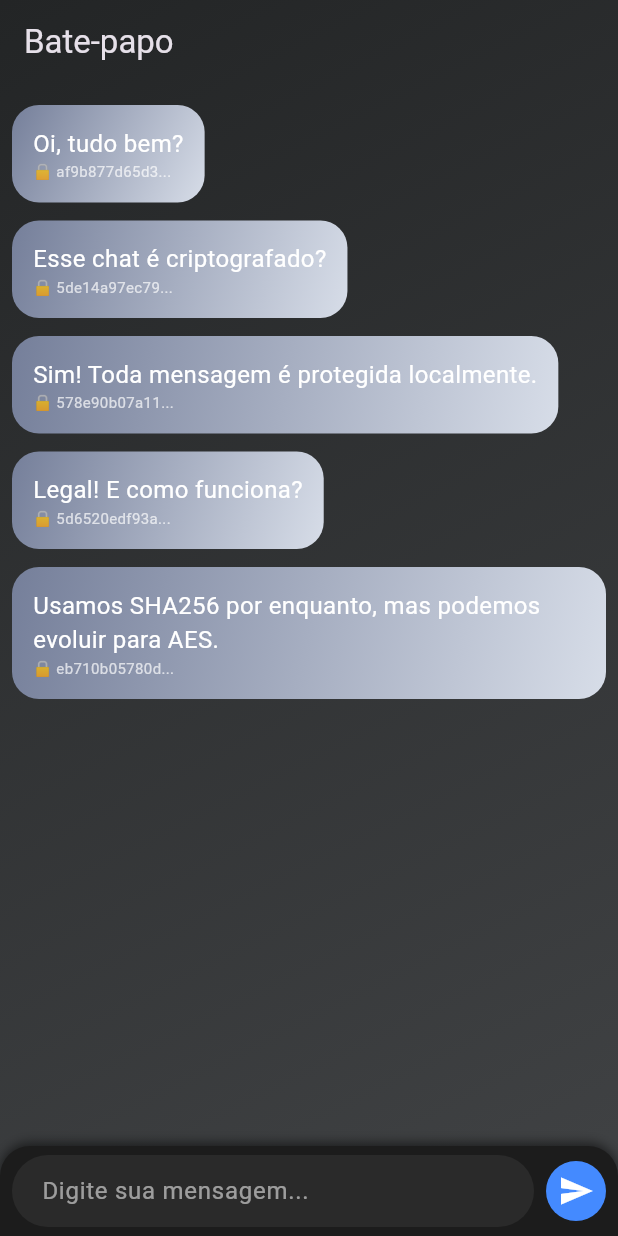
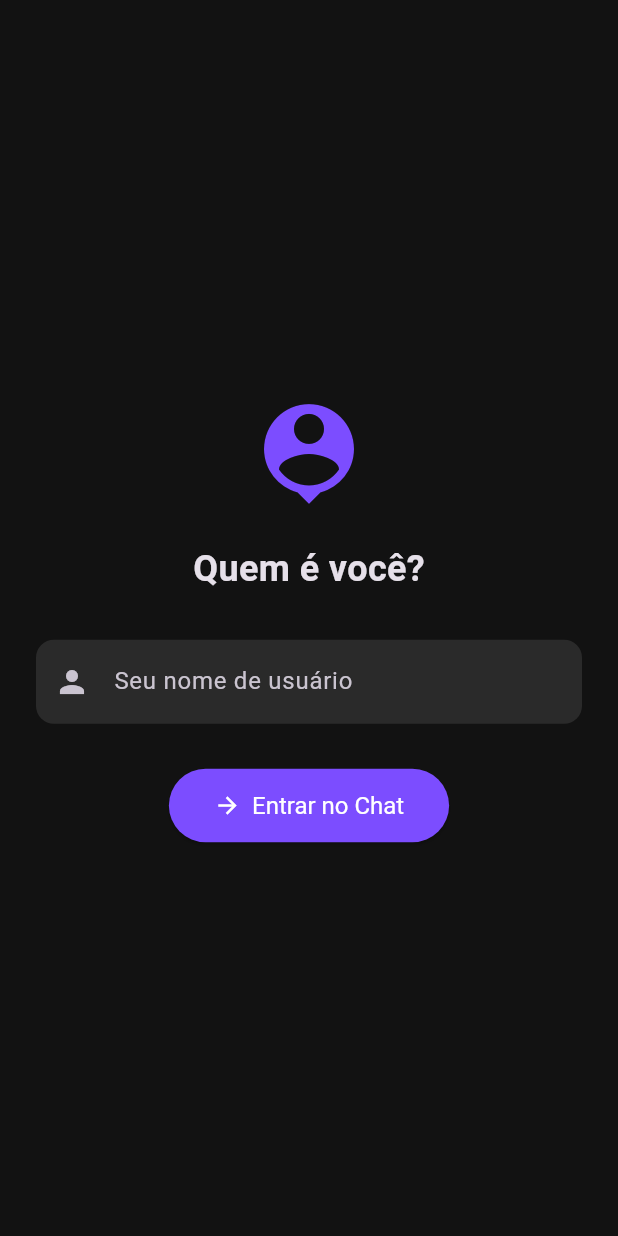
Before and after one commit to Breno2840/Mkwn29582, a Flutter app: the screen it shows after launch, on a phone screen of 412 x 824 dp. Run offline on Flutter 3.47's test engine with Material 3 defaults, Android fonts, the phone set to English and light mode, and no system bars; missing offline and left inert: encrypt.

Commit message:
Atualizar o main.dart

```diff
--- a/lib/main.dart
+++ b/lib/main.dart
@@ -1,32 +1,97 @@
 import 'dart:convert';
+import 'dart:async';
 import 'package:flutter/material.dart';
 import 'package:crypto/crypto.dart';
+import 'package:encrypt/encrypt.dart' as encrypt; // Usamos um alias para evitar conflitos
+
+// --- MODELOS DE DADOS ---
+
+// Representa uma única mensagem no chat
+class Message {
+  final String sender;
+  final String encryptedContent; // Armazenamos o conteúdo criptografado
+  final DateTime timestamp;
+
+  Message({
+    required this.sender,
+    required this.encryptedContent,
+    required this.timestamp,
+  });
+}
+
+// --- SERVIÇO DE CRIPTOGRAFIA ---
+
+// Classe responsável por criptografar e descriptografar as mensagens.
+// Em um app real, a chave seria gerenciada de forma muito mais segura.
+class EncryptionService {
+  // ATENÇÃO: A chave e o IV (Vetor de Inicialização) nunca devem ser fixos no código em um app de produção.
+  // Eles devem ser gerados de forma segura, derivados de uma senha do usuário ou negociados com um servidor.
+  // Para este exemplo local, estamos usando valores fixos.
+  static final _key = encrypt.Key.fromUtf8('my32lengthsupersecretnooneknows!'); // Chave de 32 bytes para AES-256
+  static final _iv = encrypt.IV.fromLength(16); // IV de 16 bytes para AES
+
+  static final _encrypter = encrypt.Encrypter(encrypt.AES(_key, mode: encrypt.AESMode.cbc));
+
+  // Criptografa um texto plano
+  static String encryptText(String plainText) {
+    final encrypted = _encrypter.encrypt(plainText, iv: _iv);
+    return encrypted.base64; // Retornamos a string em base64 para facilitar o armazenamento
+  }
+
+  // Descriptografa um texto em base64
+  static String decryptText(String encryptedBase64) {
+    try {
+      final decrypted = _encrypter.decrypt(encrypt.Encrypted.fromBase64(encryptedBase64), iv: _iv);
+      return decrypted;
+    } catch (e) {
+      // Se a descriptografia falhar (ex: chave errada, dados corrompidos), retorna um aviso.
+      return "Falha ao descriptografar a mensagem.";
+    }
+  }
+}
+
+
+// --- PONTO DE ENTRADA DA APLICAÇÃO ---
 
 void main() {
-  runApp(const MyApp());
+  runApp(const ChatApp());
 }
 
-class MyApp extends StatelessWidget {
-  const MyApp({super.key});
+class ChatApp extends StatelessWidget {
+  const ChatApp({super.key});
 
   @override
   Widget build(BuildContext context) {
     return MaterialApp(
-      debugShowCheckedModeBanner: false,
       title: 'Chat Criptografado',
-      theme: ThemeData.dark().copyWith(
-        scaffoldBackgroundColor: const Color(0xFF0D0D0D),
+      theme: ThemeData(
+        primarySwatch: Colors.deepPurple,
+        brightness: Brightness.dark,
+        scaffoldBackgroundColor: const Color(0xFF121212),
         appBarTheme: const AppBarTheme(
-          backgroundColor: Colors.transparent,
+          backgroundColor: Color(0xFF1F1F1F),
           elevation: 0,
         ),
+        cardColor: const Color(0xFF1E1E1E),
+        inputDecorationTheme: InputDecorationTheme(
+          filled: true,
+          fillColor: const Color(0xFF2A2A2A),
+          border: OutlineInputBorder(
+            borderRadius: BorderRadius.circular(12),
+            borderSide: BorderSide.none,
           ),
-      home: const SplashScreen(),
+        ),
+      ),
+      home: const SplashScreen(), // A aplicação começa na Splash Screen
+      debugShowCheckedModeBanner: false,
     );
   }
 }
 
-// ---------------- SPLASH ----------------
+
+// --- TELAS (SCREENS) ---
+
+// 1. Tela de Splash
 class SplashScreen extends StatefulWidget {
   const SplashScreen({super.key});
 
@@ -34,62 +99,127 @@ class SplashScreen extends StatefulWidget {
   State<SplashScreen> createState() => _SplashScreenState();
 }
 
-class _SplashScreenState extends State<SplashScreen>
-    with SingleTickerProviderStateMixin {
-  late AnimationController _controller;
-  late Animation<double> _fade;
-
+class _SplashScreenState extends State<SplashScreen> {
   @override
   void initState() {
     super.initState();
-    _controller =
-        AnimationController(vsync: this, duration: const Duration(seconds: 2));
-    _fade = Tween<double>(begin: 0, end: 1).animate(_controller);
-    _controller.forward();
-
-    Future.delayed(const Duration(seconds: 3), () {
-      Navigator.pushReplacement(
-        context,
-        MaterialPageRoute(builder: (_) => const ChatScreen()),
+    // Navega para a tela de login após 3 segundos
+    Timer(const Duration(seconds: 3), () {
+      if (mounted) {
+        Navigator.of(context).pushReplacement(
+          MaterialPageRoute(builder: (_) => const LoginScreen()),
         );
+      }
     });
   }
 
   @override
+  Widget build(BuildContext context) {
+    return Scaffold(
+      body: Center(
+        child: Column(
+          mainAxisAlignment: MainAxisAlignment.center,
+          children: [
+            const Icon(Icons.security, size: 100, color: Colors.deepPurpleAccent),
+            const SizedBox(height: 20),
+            const Text(
+              'Chat Seguro',
+              style: TextStyle(fontSize: 28, fontWeight: FontWeight.bold, color: Colors.white),
+            ),
+            const SizedBox(height: 10),
+            Padding(
+              padding: const EdgeInsets.symmetric(horizontal: 40.0),
+              child: Text(
+                'Suas conversas protegidas localmente.',
+                textAlign: TextAlign.center,
+                style: TextStyle(fontSize: 16, color: Colors.grey[400]),
+              ),
+            ),
+            const SizedBox(height: 40),
+            const CircularProgressIndicator(
+              valueColor: AlwaysStoppedAnimation<Color>(Colors.deepPurpleAccent),
+            ),
+          ],
+        ),
+      ),
+    );
+  }
+}
+
+// 2. Tela de Login
+class LoginScreen extends StatefulWidget {
+  const LoginScreen({super.key});
+
+  @override
+State<LoginScreen> createState() => _LoginScreenState();
+}
+
+class _LoginScreenState extends State<LoginScreen> {
+  final _nameController = TextEditingController();
+  final _formKey = GlobalKey<FormState>();
+
+  void _login() {
+    if (_formKey.currentState!.validate()) {
+      final username = _nameController.text.trim();
+      Navigator.of(context).pushReplacement(
+        MaterialPageRoute(
+          builder: (_) => ChatScreen(username: username),
+        ),
+      );
+    }
+  }
+
+  @override
   void dispose() {
-    _controller.dispose();
+    _nameController.dispose();
     super.dispose();
   }
 
   @override
   Widget build(BuildContext context) {
-    return Container(
-      decoration: const BoxDecoration(
-        gradient: LinearGradient(
-          colors: [Color(0xFF0F2027), Color(0xFF203A43), Color(0xFF2C5364)],
-          begin: Alignment.topLeft,
-          end: Alignment.bottomRight,
+    return Scaffold(
+      body: Center(
+        child: SingleChildScrollView(
+          padding: const EdgeInsets.all(24.0),
+          child: Form(
+            key: _formKey,
+            child: Column(
+              mainAxisAlignment: MainAxisAlignment.center,
+              children: [
+                const Icon(Icons.person_pin, size: 80, color: Colors.deepPurpleAccent),
+                const SizedBox(height: 20),
+                const Text(
+                  'Quem é você?',
+                  style: TextStyle(fontSize: 24, fontWeight: FontWeight.bold),
+                ),
+                const SizedBox(height: 30),
+                TextFormField(
+                  controller: _nameController,
+                  decoration: const InputDecoration(
+                    labelText: 'Seu nome de usuário',
+                    prefixIcon: Icon(Icons.person),
+                  ),
+                  validator: (value) {
+                    if (value == null || value.trim().isEmpty) {
+                      return 'Por favor, insira um nome.';
+                    }
+                    return null;
+                  },
+                  textInputAction: TextInputAction.done,
+                  onFieldSubmitted: (_) => _login(),
+                ),
+                const SizedBox(height: 30),
+                ElevatedButton.icon(
+                  onPressed: _login,
+                  icon: const Icon(Icons.arrow_forward),
+                  label: const Text('Entrar no Chat'),
+                  style: ElevatedButton.styleFrom(
+                    backgroundColor: Colors.deepPurpleAccent,
+                    foregroundColor: Colors.white,
+                    padding: const EdgeInsets.symmetric(horizontal: 30, vertical: 15),
+                    textStyle: const TextStyle(fontSize: 16),
                   ),
                 ),
-      child: Scaffold(
-        backgroundColor: Colors.transparent,
-        body: Center(
-          child: FadeTransition(
-            opacity: _fade,
-            child: Column(
-              mainAxisAlignment: MainAxisAlignment.center,
-              children: const [
-                Icon(Icons.lock_outline, size: 100, color: Colors.white),
-                SizedBox(height: 20),
-                Text(
-                  "Chat Seguro",
-                  style: TextStyle(
-                    fontSize: 32,
-                    fontWeight: FontWeight.bold,
-                    color: Colors.white,
-                    letterSpacing: 1.5,
-                  ),
-                )
               ],
             ),
           ),
@@ -99,106 +229,102 @@ class _SplashScreenState extends State<SplashScreen>
   }
 }
 
-// ---------------- CHAT ----------------
+
+// 3. Tela de Bate-papo
 class ChatScreen extends StatefulWidget {
-  const ChatScreen({super.key});
+  final String username;
+  const ChatScreen({super.key, required this.username});
 
   @override
   State<ChatScreen> createState() => _ChatScreenState();
 }
 
 class _ChatScreenState extends State<ChatScreen> {
-  final TextEditingController _controller = TextEditingController();
-  final List<_Message> _messages = [];
+  final _messageController = TextEditingController();
+  final _scrollController = ScrollController();
+  final List<Message> _messages = [];
 
-  @override
-  void initState() {
-    super.initState();
-    _loadFakeMessages();
+  void _sendMessage() {
+    final text = _messageController.text.trim();
+    if (text.isNotEmpty) {
+      // 1. Criptografa o texto antes de criar o objeto Message
+      final encryptedText = EncryptionService.encryptText(text);
+
+      setState(() {
+        _messages.add(Message(
+          sender: widget.username,
+          encryptedContent: encryptedText,
+          timestamp: DateTime.now(),
+        ));
+      });
+      _messageController.clear();
+
+      // Anima a lista para a última mensagem
+      Future.delayed(const Duration(milliseconds: 100), () {
+        if(_scrollController.hasClients){
+          _scrollController.animateTo(
+            _scrollController.position.maxScrollExtent,
+            duration: const Duration(milliseconds: 300),
+            curve: Curves.easeOut,
+          );
         }
-
-  void _loadFakeMessages() {
-    final fake = [
-      "Oi, tudo bem?",
-      "Esse chat é criptografado?",
-      "Sim! Toda mensagem é protegida localmente.",
-      "Legal! E como funciona?",
-      "Usamos SHA256 por enquanto, mas podemos evoluir para AES.",
-    ];
-    for (var text in fake) {
-      _messages.add(_Message(
-        original: text,
-        encrypted: _encryptMessage(text),
-      ));
+      });
     }
   }
 
-  String _encryptMessage(String text) {
-    final bytes = utf8.encode(text);
-    return sha256.convert(bytes).toString();
-  }
-
-  void _sendMessage() {
-    if (_controller.text.trim().isEmpty) return;
-    final encrypted = _encryptMessage(_controller.text.trim());
-    setState(() {
-      _messages.add(_Message(
-        original: _controller.text.trim(),
-        encrypted: encrypted,
-      ));
-    });
-    _controller.clear();
+  @override
+  void dispose() {
+    _messageController.dispose();
+    _scrollController.dispose();
+    super.dispose();
   }
 
   @override
 Widget build(BuildContext context) {
-    return Container(
-      decoration: const BoxDecoration(
-        gradient: LinearGradient(
-          colors: [Color(0xFF232526), Color(0xFF414345)],
-          begin: Alignment.topLeft,
-          end: Alignment.bottomRight,
+    return Scaffold(
+      appBar: AppBar(
+        title: Text('Chat como ${widget.username}'),
+        centerTitle: true,
       ),
-      ),
-      child: Scaffold(
-        backgroundColor: Colors.transparent,
-        appBar: AppBar(title: const Text("Bate-papo")),
       body: Column(
         children: [
           Expanded(
             child: ListView.builder(
-                padding: const EdgeInsets.all(8),
+              controller: _scrollController,
+              padding: const EdgeInsets.all(16.0),
               itemCount: _messages.length,
               itemBuilder: (context, index) {
-                  final msg = _messages[index];
-                  final isUser = index >= 5; // mensagens após as 5 primeiras
+                final message = _messages[index];
+                final isMe = message.sender == widget.username;
+
+                // 2. Descriptografa o conteúdo para exibição
+                final decryptedContent = EncryptionService.decryptText(message.encryptedContent);
+
                 return Align(
-                    alignment: isUser
-                        ? Alignment.centerRight
-                        : Alignment.centerLeft,
+                  alignment: isMe ? Alignment.centerRight : Alignment.centerLeft,
                   child: Container(
-                      margin: const EdgeInsets.symmetric(vertical: 6),
-                      padding: const EdgeInsets.all(14),
+                    margin: const EdgeInsets.symmetric(vertical: 5.0),
+                    padding: const EdgeInsets.symmetric(horizontal: 14.0, vertical: 10.0),
                     decoration: BoxDecoration(
-                        gradient: LinearGradient(
-                          colors: isUser
-                              ? [Color(0xFF56CCF2), Color(0xFF2F80ED)]
-                              : [Color(0xFF757F9A), Color(0xFFD7DDE8)],
-                          begin: Alignment.topLeft,
-                          end: Alignment.bottomRight,
-                        ),
-                        borderRadius: BorderRadius.circular(18),
+                      color: isMe ? Colors.deepPurple : const Color(0xFF3A3A3A),
+                      borderRadius: BorderRadius.circular(16),
                     ),
                     child: Column(
                       crossAxisAlignment: CrossAxisAlignment.start,
                       children: [
-                          Text(msg.original,
+                        if (!isMe)
+                          Text(
+                            message.sender,
                             style: const TextStyle(
-                                  fontSize: 16, color: Colors.white)),
+                              fontWeight: FontWeight.bold,
+                              color: Colors.deepPurpleAccent,
+                              fontSize: 12,
+                            ),
+                          ),
+                        if (!isMe) const SizedBox(height: 4),
                         Text(
-                            "🔒 ${msg.encrypted.substring(0, 12)}...",
-                            style: const TextStyle(
-                                fontSize: 10, color: Colors.white70),
+                          decryptedContent,
+                          style: const TextStyle(color: Colors.white, fontSize: 16),
                         ),
                       ],
                     ),
@@ -207,62 +333,35 @@ class _ChatScreenState extends State<ChatScreen> {
               },
             ),
           ),
-            Container(
-              padding: const EdgeInsets.symmetric(horizontal: 8, vertical: 6),
-              decoration: const BoxDecoration(
-                color: Color(0xFF1C1C1C),
-                borderRadius: BorderRadius.only(
-                  topLeft: Radius.circular(20),
-                  topRight: Radius.circular(20),
-                ),
-                boxShadow: [
-                  BoxShadow(
-                    color: Colors.black54,
-                    blurRadius: 6,
-                    offset: Offset(0, -2),
-                  )
+          _buildMessageComposer(),
         ],
       ),
+    );
+  }
+
+  Widget _buildMessageComposer() {
+    return Padding(
+      padding: const EdgeInsets.all(12.0),
       child: Row(
         children: [
           Expanded(
             child: TextField(
-                      controller: _controller,
-                      style: const TextStyle(color: Colors.white),
-                      decoration: InputDecoration(
-                        hintText: "Digite sua mensagem...",
-                        hintStyle: const TextStyle(color: Colors.white54),
-                        filled: true,
-                        fillColor: const Color(0xFF2A2A2A),
-                        contentPadding: const EdgeInsets.symmetric(
-                            horizontal: 16, vertical: 12),
-                        border: OutlineInputBorder(
-                          borderRadius: BorderRadius.circular(30),
-                          borderSide: BorderSide.none,
+              controller: _messageController,
+              decoration: const InputDecoration(
+                hintText: 'Digite sua mensagem...',
+              ),
+              textCapitalization: TextCapitalization.sentences,
+              onSubmitted: (_) => _sendMessage(),
             ),
           ),
+          const SizedBox(width: 10),
+          IconButton(
+            icon: const Icon(Icons.send, size: 28),
+            onPressed: _sendMessage,
+            color: Colors.deepPurpleAccent,
           ),
-                  ),
-                  const SizedBox(width: 8),
-                  CircleAvatar(
-                    backgroundColor: Colors.blueAccent,
-                    child: IconButton(
-                      icon: const Icon(Icons.send, color: Colors.white),
-                      onPressed: _sendMessage,
-                    ),
-                  )
         ],
-              ),
-            )
-          ],
-        ),
       ),
     );
   }
 }
-
-class _Message {
-  final String original;
-  final String encrypted;
-  _Message({required this.original, required this.encrypted});
-}
```
Lines whose indentation alone changed are shown as unchanged.
